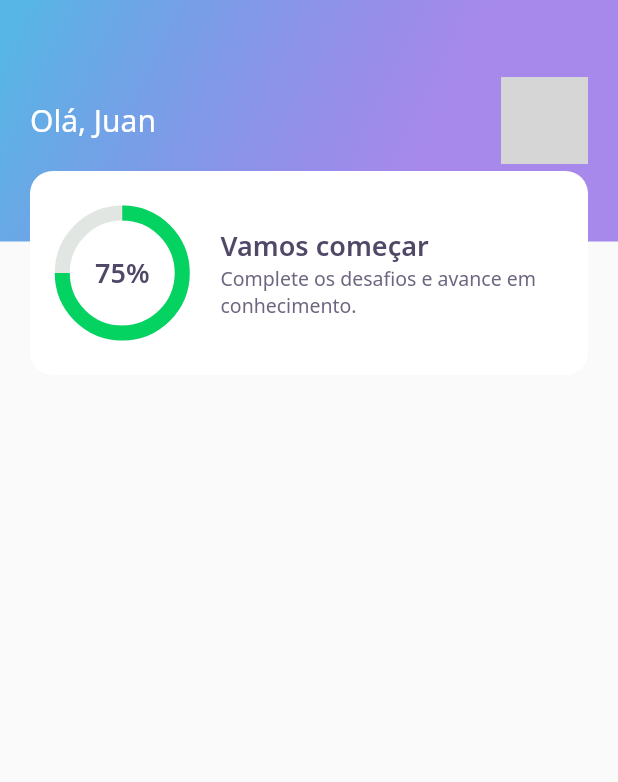
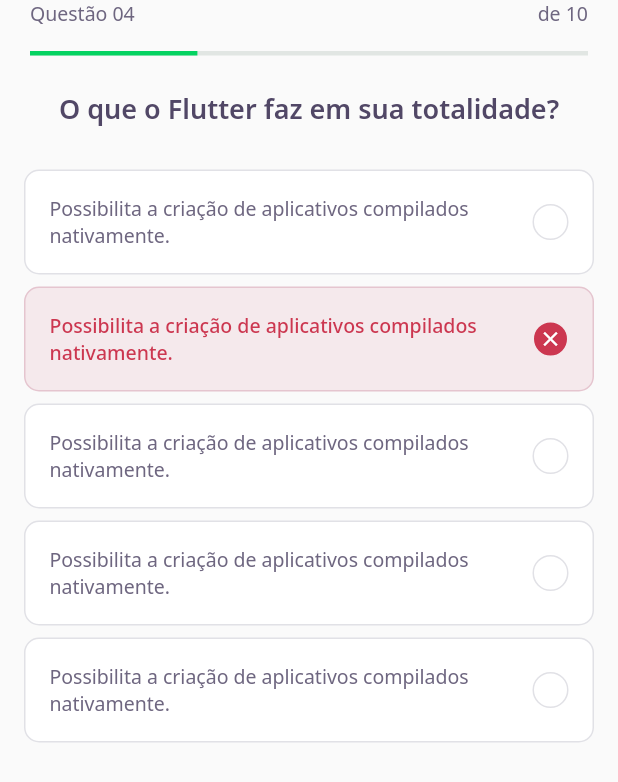
Before and after one commit to Truta446/flutter_quizz, a Flutter app: the screen it shows after launch, on a phone screen of 412 x 824 dp. Shown: the top 782 px of the screen. Run offline on Flutter 3.47's test engine with Material 2 defaults, Android fonts, the light colour scheme and no system bars; our stand-ins replace google_fonts; grey boxes are pictures that could not be loaded.

Commit message:
T02 - Create cards and question screen.

```diff
--- /dev/null
+++ b/lib/challenge/challenge_page.dart
@@ -0,0 +1,26 @@
+import 'package:flutter/material.dart';
+import 'package:flutter_quizz/challenge/widget/question_indicator/question_indicator_widget.dart';
+import 'package:flutter_quizz/challenge/widget/quiz/quiz_widget.dart';
+
+class ChallengePage extends StatefulWidget {
+  ChallengePage({Key? key}) : super(key: key);
+
+  @override
+  _ChallengePageState createState() => _ChallengePageState();
+}
+
+class _ChallengePageState extends State<ChallengePage> {
+  @override
+  Widget build(BuildContext context) {
+    return Scaffold(
+      appBar: PreferredSize(
+        preferredSize: Size.fromHeight(60),
+        child: SafeArea(
+          top: true,
+          child: QuestionIndicatorWidget(),
+        ),
+      ),
+      body: QuizWidget(title: "O que o Flutter faz em sua totalidade?"),
+    );
+  }
+}
--- /dev/null
+++ b/lib/challenge/widget/awnser/awnser_widget.dart
@@ -0,0 +1,84 @@
+import 'package:flutter/material.dart';
+import 'package:flutter_quizz/core/app_colors.dart';
+import 'package:flutter_quizz/core/app_text_styles.dart';
+
+class AwnserWidget extends StatelessWidget {
+  final String title;
+  final bool isRight;
+  final bool isSelected;
+
+  const AwnserWidget({
+    Key? key,
+    required this.title,
+    this.isRight = false,
+    this.isSelected = false,
+  }) : super(key: key);
+
+  Color get _selectedColorRight =>
+      isRight ? AppColors.darkGreen : AppColors.darkRed;
+
+  Color get _selectedBorderRight =>
+      isRight ? AppColors.lightGreen : AppColors.lightRed;
+
+  Color get _selectedColorCardRight =>
+      isRight ? AppColors.lightGreen : AppColors.lightRed;
+
+  Color get _selectedBorderCardRight =>
+      isRight ? AppColors.green : AppColors.red;
+
+  TextStyle get _selectedTextStyleRight =>
+      isRight ? AppTextStyles.bodyDarkGreen : AppTextStyles.bodyDarkRed;
+
+  IconData get _selectedIconRight => isRight ? Icons.check : Icons.close;
+
+  @override
+  Widget build(BuildContext context) {
+    return Padding(
+      padding: const EdgeInsets.symmetric(horizontal: 16, vertical: 4),
+      child: Container(
+        padding: const EdgeInsets.all(16),
+        decoration: BoxDecoration(
+          color: isSelected ? _selectedColorCardRight : AppColors.white,
+          borderRadius: BorderRadius.circular(10),
+          border: Border.fromBorderSide(
+            BorderSide(
+              color: isSelected ? _selectedBorderCardRight : AppColors.border,
+            ),
+          ),
+        ),
+        child: Row(
+          mainAxisAlignment: MainAxisAlignment.spaceBetween,
+          children: [
+            Expanded(
+              child: Text(
+                title,
+                style:
+                    isSelected ? _selectedTextStyleRight : AppTextStyles.body,
+              ),
+            ),
+            Container(
+              height: 24,
+              width: 24,
+              decoration: BoxDecoration(
+                color: isSelected ? _selectedColorRight : AppColors.white,
+                borderRadius: BorderRadius.circular(500),
+                border: Border.fromBorderSide(
+                  BorderSide(
+                    color: isSelected ? _selectedBorderRight : AppColors.border,
+                  ),
+                ),
+              ),
+              child: isSelected
+                  ? Icon(
+                      _selectedIconRight,
+                      size: 16,
+                      color: Colors.white,
+                    )
+                  : null,
+            ),
+          ],
+        ),
+      ),
+    );
+  }
+}
--- /dev/null
+++ b/lib/challenge/widget/question_indicator/question_indicator_widget.dart
@@ -0,0 +1,37 @@
+import 'package:flutter/material.dart';
+import 'package:flutter_quizz/core/app_text_styles.dart';
+import 'package:flutter_quizz/shared/widget/progress_indicator/progress_indicator_widget.dart';
+
+class QuestionIndicatorWidget extends StatelessWidget {
+  const QuestionIndicatorWidget({Key? key}) : super(key: key);
+
+  @override
+  Widget build(BuildContext context) {
+    return Container(
+      padding: const EdgeInsets.symmetric(horizontal: 20),
+      child: Column(
+        children: [
+          Row(
+            mainAxisAlignment: MainAxisAlignment.spaceBetween,
+            children: [
+              Text(
+                "Questão 04",
+                style: AppTextStyles.body,
+              ),
+              Text(
+                "de 10",
+                style: AppTextStyles.body,
+              ),
+            ],
+          ),
+          SizedBox(
+            height: 16,
+          ),
+          ProgressIndicatorWidget(
+            value: 0.4,
+          )
+        ],
+      ),
+    );
+  }
+}
--- /dev/null
+++ b/lib/challenge/widget/quiz/quiz_widget.dart
@@ -0,0 +1,47 @@
+import 'package:flutter/material.dart';
+import 'package:flutter_quizz/challenge/widget/awnser/awnser_widget.dart';
+import 'package:flutter_quizz/core/app_text_styles.dart';
+
+class QuizWidget extends StatelessWidget {
+  final String title;
+  const QuizWidget({Key? key, required this.title}) : super(key: key);
+
+  @override
+  Widget build(BuildContext context) {
+    return Container(
+      child: Column(
+        children: [
+          Text(
+            title,
+            style: AppTextStyles.heading,
+          ),
+          SizedBox(
+            height: 24,
+          ),
+          AwnserWidget(
+            title:
+                "Possibilita a criação de aplicativos compilados nativamente.",
+          ),
+          AwnserWidget(
+            isRight: false,
+            isSelected: true,
+            title:
+                "Possibilita a criação de aplicativos compilados nativamente.",
+          ),
+          AwnserWidget(
+            title:
+                "Possibilita a criação de aplicativos compilados nativamente.",
+          ),
+          AwnserWidget(
+            title:
+                "Possibilita a criação de aplicativos compilados nativamente.",
+          ),
+          AwnserWidget(
+            title:
+                "Possibilita a criação de aplicativos compilados nativamente.",
+          )
+        ],
+      ),
+    );
+  }
+}
--- a/lib/core/app_widget.dart
+++ b/lib/core/app_widget.dart
@@ -1,4 +1,5 @@
 import 'package:flutter/material.dart';
+import 'package:flutter_quizz/challenge/challenge_page.dart';
 import 'package:flutter_quizz/home/home_page.dart';
 import 'package:flutter_quizz/splash/splash_page.dart';
 
@@ -7,7 +8,7 @@
   Widget build(BuildContext context) {
     return MaterialApp(
       title: "DevQuiz",
-      home: HomePage(),
+      home: ChallengePage(),
     );
   }
 }
--- a/lib/home/widgets/score_card/score_card_widget.dart
+++ b/lib/home/widgets/score_card/score_card_widget.dart
@@ -16,7 +16,8 @@
           color: AppColors.white,
           borderRadius: BorderRadius.circular(15),
         ),
-        padding: const EdgeInsets.symmetric(horizontal: 20),
+        child: Padding(
+          padding: const EdgeInsets.symmetric(horizontal: 24),
           child: Row(
             crossAxisAlignment: CrossAxisAlignment.center,
             children: [
@@ -47,6 +48,7 @@
             ],
           ),
         ),
+      ),
     );
   }
 }
--- /dev/null
+++ b/lib/shared/widget/progress_indicator/progress_indicator_widget.dart
@@ -0,0 +1,20 @@
+import 'package:flutter/material.dart';
+import 'package:flutter_quizz/core/app_colors.dart';
+
+class ProgressIndicatorWidget extends StatelessWidget {
+  final double value;
+  const ProgressIndicatorWidget({Key? key, required this.value})
+      : super(key: key);
+
+  @override
+  Widget build(BuildContext context) {
+    return LinearProgressIndicator(
+      minHeight: 3,
+      value: 0.3,
+      backgroundColor: AppColors.chartSecondary,
+      valueColor: AlwaysStoppedAnimation<Color>(
+        AppColors.chartPrimary,
+      ),
+    );
+  }
+}
```
Also changed, not shown: lib/home/home_page.dart (+44 -0 lines), lib/home/widgets/level_button/level_button_widget.dart (added, +64 -0 lines), lib/home/widgets/quiz_car/quiz_card_widget.dart (added, +60 -0 lines). Lines whose indentation alone changed are shown as unchanged.
